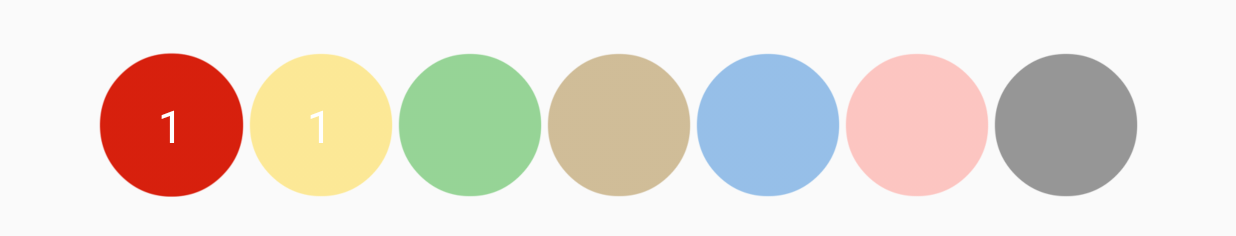
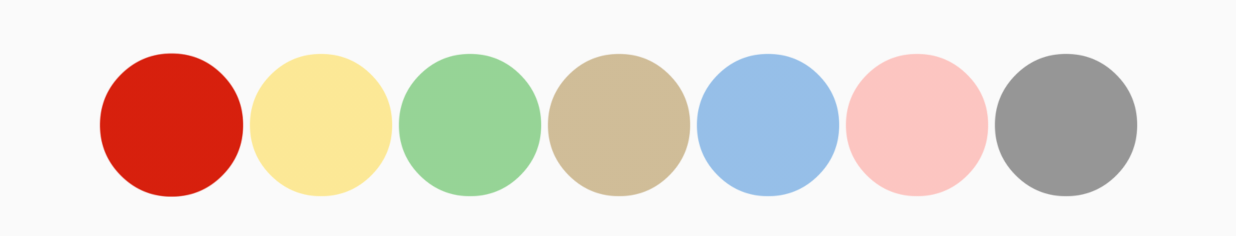
Before and after one commit to michaeloverman/SnookerMatch, an Android app: the ScoringActivity screen opened directly, with no data from a screen before it, after a tap on an icon or button, on a phone screen of 824 x 412 dp (held sideways). Shown: the part 320-556 px from the top of the screen. Run offline under Robolectric (Android 15) with nearby library versions, the phone set to English and light mode, and no system bars; our stand-ins replace ButterKnife; 1 other tap on this screen came first.

Commit message:
some refactoring

```diff
--- a/app/src/main/java/com/overman/snookermatch/ScoringActivity.java
+++ b/app/src/main/java/com/overman/snookermatch/ScoringActivity.java
@@ -30,7 +30,7 @@ public class ScoringActivity extends AppCompatActivity {
     public static final int BLUE = 5;
     public static final int PINK = 6;
     public static final int BLACK = 7;
-    private int mBallOn = RED;
+    private int mBallOn = BLACK;
     private Boolean mRedBallOn = true;
     private static final float FADED = 0.4f;
     private static final float SOLID = 1.0f;
@@ -227,61 +227,49 @@ public class ScoringActivity extends AppCompatActivity {
     }
 
     private void ballPotted(int color) {
-        int score = 0;
         switch (color) {
             case RED:
-                score += 1;
                 mCurrentFrame.incrementRed();
-                updateBallCount(mRedBallCount);
-            //    mRedBallCount.setText(mCurrentFrame.getNumRed() + "");
                 break;
             case BLACK:
-                score += 7;
                 mCurrentFrame.incrementBlack();
-                updateBallCount(mBlackBallCount);
                 break;
             case PINK:
-                score += 6;
                 mCurrentFrame.incrementPink();
-                updateBallCount(mPinkBallCount);
                 break;
             case BLUE:
-                score += 5;
                 mCurrentFrame.incrementBlue();
-                updateBallCount(mBlueBallCount);
                 break;
             case BROWN:
-                score += 4;
                 mCurrentFrame.incrementBrown();
-                updateBallCount(mBrownBallCount);
                 break;
             case GREEN:
-                score += 3;
                 mCurrentFrame.incrementGreen();
-                updateBallCount(mGreenBallCount);
                 break;
             case YELLOW:
-                score += 2;
                 mCurrentFrame.incrementYellow();
-                updateBallCount(mYellowBallCount);
                 break;
-
         }
+        updateBallCount();
 
         if (mActivePlayer == 1 ) {
-            mPlayer1.incrementScore(score);
+            mPlayer1.incrementScore(color);
             mPlayer1Score.setText(mPlayer1.getScore() + "");
             mPlayer1BreakScore.setText(mPlayer1.getBreakScore() + "");
-            mScoreStack.add(new ScoreAction(1, score));
+            mScoreStack.add(new ScoreAction(1, color));
         } else {
-            mPlayer2.incrementScore(score);
+            mPlayer2.incrementScore(color);
             mPlayer2Score.setText(mPlayer2.getScore() + "");
             mPlayer2BreakScore.setText(mPlayer2.getBreakScore() + "");
-            mScoreStack.add(new ScoreAction(2, score));
+            mScoreStack.add(new ScoreAction(2, color));
         }
  //       toastMe(color + " ball potted, " + score + " points");
 
-        mRedBallOn = !mRedBallOn;
+        if(mCurrentFrame.getNumRed() < 15 && mCurrentFrame.getNumColors() < 15)
+            mRedBallOn = !mRedBallOn;
+        else {
+
+        }
         fadeBalls();
         mPointsOn.setText(mCurrentFrame.getPointsOn() + "");
     }
@@ -306,13 +294,29 @@ public class ScoringActivity extends AppCompatActivity {
         }
 
     }
-    private void updateBallCount(TextView thisBall) {
-        int count = Integer.parseInt(thisBall.getText().toString());
-        if(count == 0) thisBall.setVisibility(View.VISIBLE);
+    private void updateBallCount() {
+        if(mCurrentFrame.getNumRed() == 0) mRedBallCount.setVisibility(View.INVISIBLE);
+        if(mCurrentFrame.getNumGreen() == 0) mGreenBallCount.setVisibility(View.INVISIBLE);
+        if(mCurrentFrame.getNumBrown() == 0) mBrownBallCount.setVisibility(View.INVISIBLE);
+        if(mCurrentFrame.getNumBlue() == 0) mBlueBallCount.setVisibility(View.INVISIBLE);
+        if(mCurrentFrame.getNumYellow() == 0) mYellowBallCount.setVisibility(View.INVISIBLE);
+        if(mCurrentFrame.getNumPink() == 0) mPinkBallCount.setVisibility(View.INVISIBLE);
+        if(mCurrentFrame.getNumBlack() == 0) mBlackBallCount.setVisibility(View.INVISIBLE);
+        mRedBallCount.setText(mCurrentFrame.getNumRed()+ "");
+        mYellowBallCount.setText(mCurrentFrame.getNumYellow() + "");
+        mGreenBallCount.setText(mCurrentFrame.getNumGreen() + "");
+        mBrownBallCount.setText(mCurrentFrame.getNumBrown() + "");
+        mBlueBallCount.setText(mCurrentFrame.getNumBlue() + "");
+        mPinkBallCount.setText(mCurrentFrame.getNumPink() + "");
+        mBlackBallCount.setText(mCurrentFrame.getNumBlack() + "");
+
+
+/*     if(count == 0) thisBall.setVisibility(View.VISIBLE);
         thisBall.setText(++count + "");
         if(mCurrentFrame.getNumColors() >= 15) {
             mBallOn = mCurrentFrame.getNumColors() - 13;
         }
+*/
     }
 
     /**
--- a/app/src/main/res/layout/activity_scoring.xml
+++ b/app/src/main/res/layout/activity_scoring.xml
@@ -169,7 +169,9 @@
         android:layout_alignLeft="@+id/ballsLayout"
         android:layout_alignRight="@+id/ballsLayout"
         android:gravity="center_vertical"
-        android:id="@+id/ballCountLayout">
+        android:id="@+id/ballCountLayout"
+        android:layout_alignParentEnd="false"
+        android:layout_alignParentStart="false">
 
         <TextView
             android:layout_width="wrap_content"
```
